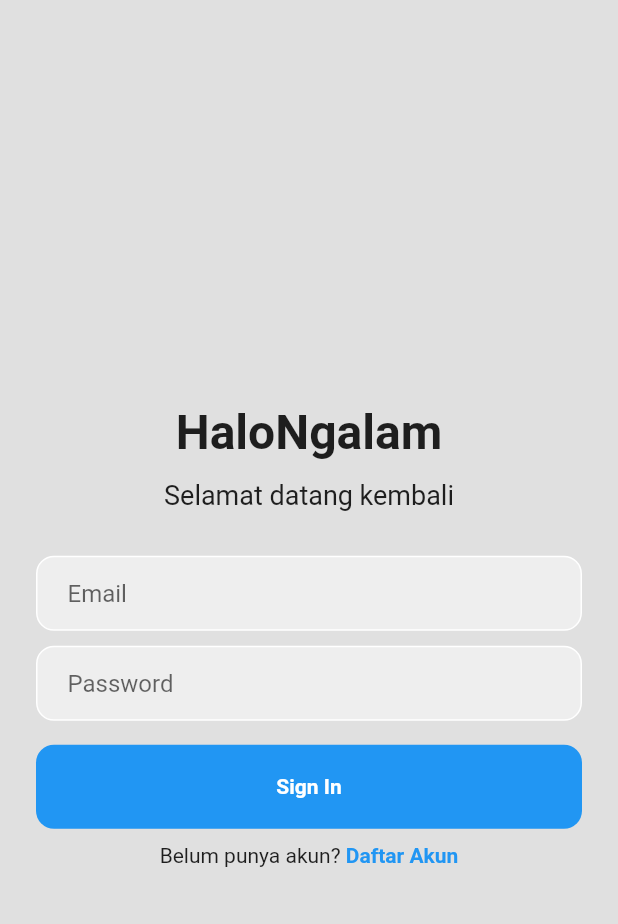
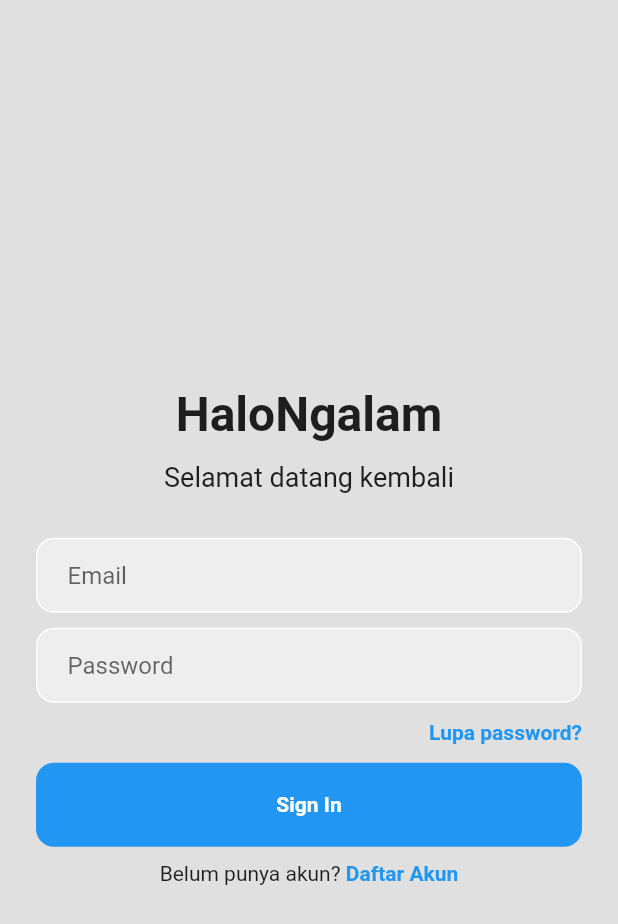
Before and after one commit to serlysetyani/tubes-abp-2, a Flutter app: the screen it shows after launch, on a phone screen of 412 x 824 dp. Shown: the top 924 px of the screen. Run offline on Flutter 3.47's test engine with Material 2 defaults, Android fonts, the phone set to English and light mode, and no system bars; our stand-ins replace firebase_auth, firebase_core; accounts and stored records are empty.

Commit message:
Initial Commit

```diff
--- /dev/null
+++ b/lib/auth/auth_page.dart
@@ -0,0 +1,30 @@
+import 'package:flutter/material.dart';
+import 'package:ngalamblog_flutetr/pages/login_page.dart';
+
+import '../pages/register_page.dart';
+
+class AuthPage extends StatefulWidget {
+  const AuthPage({Key? key}) : super(key: key);
+
+  @override
+  State<AuthPage> createState() => _AuthPageState();
+}
+
+class _AuthPageState extends State<AuthPage> {
+  bool showLoginPage = true;
+
+  void toggleScreens() {
+    setState(() {
+      showLoginPage = !showLoginPage;
+    });
+  }
+
+  @override
+  Widget build(BuildContext context) {
+    if (showLoginPage) {
+      return LoginPage(showRegisterPage: toggleScreens);
+    } else {
+      return RegisterPage(showLoginPage: toggleScreens);
+    }
+  }
+}
--- a/lib/main_page.dart
+++ b/lib/auth/main_page.dart
@@ -1,9 +1,8 @@
 import 'package:firebase_auth/firebase_auth.dart';
 import 'package:flutter/material.dart';
-import 'package:firebase_auth/firebase_auth.dart';
+import 'package:ngalamblog_flutetr/auth/auth_page.dart';
 
-import 'home_page.dart';
-import 'login_page.dart';
+import '../pages/home_page.dart';
 
 class MainPage extends StatelessWidget {
   const MainPage({Key? key}) : super(key: key);
@@ -17,7 +16,7 @@ class MainPage extends StatelessWidget {
           if (snapshot.hasData) {
             return HomePage();
           } else {
-            return LoginPage();
+            return AuthPage();
           }
         },
       ),
--- a/lib/main.dart
+++ b/lib/main.dart
@@ -3,7 +3,7 @@
 import 'package:flutter/material.dart';
 import 'package:firebase_core/firebase_core.dart';
 
-import 'package:ngalamblog_flutetr/main_page.dart';
+import 'package:ngalamblog_flutetr/auth/main_page.dart';
 
 void main() async {
   WidgetsFlutterBinding.ensureInitialized();
--- /dev/null
+++ b/lib/pages/login_page.dart
@@ -0,0 +1,171 @@
+// ignore_for_file: prefer_const_literals_to_create_immutables, prefer_const_constructors
+
+import 'package:firebase_auth/firebase_auth.dart';
+import 'package:flutter/material.dart';
+
+import '../pages/forgot_pw_page.dart';
+
+class LoginPage extends StatefulWidget {
+  final VoidCallback showRegisterPage;
+  const LoginPage({Key? key, required this.showRegisterPage}) : super(key: key);
+
+  @override
+  State<LoginPage> createState() => _LoginPageState();
+}
+
+class _LoginPageState extends State<LoginPage> {
+  // Form Controller
+  final _emailController = TextEditingController();
+  final _passwordController = TextEditingController();
+
+  Future signIn() async {
+    await FirebaseAuth.instance.signInWithEmailAndPassword(
+        email: _emailController.text.trim(),
+        password: _passwordController.text.trim());
+  }
+
+  @override
+  void dispose() {
+    _emailController.dispose();
+    _passwordController.dispose();
+    super.dispose();
+  }
+
+  @override
+  Widget build(BuildContext context) {
+    return Scaffold(
+      backgroundColor: Colors.grey[300],
+      body: SafeArea(
+        child: Center(
+          child: SingleChildScrollView(
+            child: Column(
+              mainAxisAlignment: MainAxisAlignment.center,
+              children: [
+                SizedBox(height: 24),
+                // welcome text
+                Text('HaloNgalam',
+                    style:
+                        TextStyle(fontSize: 32, fontWeight: FontWeight.bold)),
+                SizedBox(height: 12),
+                Text('Selamat datang kembali', style: TextStyle(fontSize: 18)),
+
+                // email textfield
+                SizedBox(height: 30),
+                Padding(
+                  padding: EdgeInsets.symmetric(horizontal: 24.0),
+                  child: Container(
+                    decoration: BoxDecoration(
+                      color: Colors.grey[200],
+                      border: Border.all(color: Colors.white),
+                      borderRadius: BorderRadius.circular(12),
+                    ),
+                    child: Padding(
+                      padding: const EdgeInsets.only(left: 20.0),
+                      child: TextField(
+                        controller: _emailController,
+                        decoration: InputDecoration(
+                            border: InputBorder.none, hintText: "Email"),
+                      ),
+                    ),
+                  ),
+                ),
+
+                // password textfield
+                SizedBox(height: 10),
+                Padding(
+                  padding: EdgeInsets.symmetric(horizontal: 24.0),
+                  child: Container(
+                    decoration: BoxDecoration(
+                      color: Colors.grey[200],
+                      border: Border.all(color: Colors.white),
+                      borderRadius: BorderRadius.circular(12),
+                    ),
+                    child: Padding(
+                      padding: const EdgeInsets.only(left: 20.0),
+                      child: TextField(
+                        controller: _passwordController,
+                        obscureText: true,
+                        decoration: InputDecoration(
+                            border: InputBorder.none, hintText: "Password"),
+                      ),
+                    ),
+                  ),
+                ),
+
+                // Reset password
+                SizedBox(height: 12),
+                Padding(
+                  padding: const EdgeInsets.symmetric(horizontal: 24.0),
+                  child:
+                      Row(mainAxisAlignment: MainAxisAlignment.end, children: [
+                    GestureDetector(
+                      onTap: () {
+                        Navigator.push(context,
+                            MaterialPageRoute(builder: (context) {
+                          return ForgotPasswordPage();
+                        }));
+                      },
+                      child: Text("Lupa password?",
+                          style: TextStyle(
+                            color: Colors.blue,
+                            fontWeight: FontWeight.bold,
+                            fontSize: 14,
+                          )),
+                    )
+                  ]),
+                ),
+
+                // sign in button
+                SizedBox(height: 12),
+
+                Padding(
+                  padding: EdgeInsets.symmetric(horizontal: 24.0),
+                  child: GestureDetector(
+                    onTap: signIn,
+                    child: Container(
+                      padding: EdgeInsets.all(20),
+                      decoration: BoxDecoration(
+                        color: Colors.blue,
+                        borderRadius: BorderRadius.circular(12),
+                      ),
+                      child: Center(
+                          child: Text(
+                        'Sign In',
+                        style: TextStyle(
+                          color: Colors.white,
+                          fontWeight: FontWeight.bold,
+                        ),
+                      )),
+                    ),
+                  ),
+                ),
+
+                // register text button
+                SizedBox(height: 10),
+
+                Row(
+                  mainAxisAlignment: MainAxisAlignment.center,
+                  children: [
+                    Text("Belum punya akun? ",
+                        style: TextStyle(
+                          fontSize: 14,
+                        )),
+                    GestureDetector(
+                      onTap: widget.showRegisterPage,
+                      child: Text("Daftar Akun",
+                          style: TextStyle(
+                            color: Colors.blue,
+                            fontWeight: FontWeight.bold,
+                            fontSize: 14,
+                          )),
+                    ),
+                  ],
+                ),
+              ],
+            ),
+          ),
+        ),
+      ),
+    );
+  }
+}
--- a/pubspec.yaml
+++ b/pubspec.yaml
@@ -34,6 +34,7 @@ dependencies:
   # Use with the CupertinoIcons class for iOS style icons.
   cupertino_icons: ^1.0.2
   firebase_auth: ^3.3.14
+  cloud_firestore: ^3.1.13
 
 dev_dependencies:
   flutter_test:
@@ -57,8 +58,8 @@ flutter:
   uses-material-design: true
 
   # To add assets to your application, add an assets section, like this:
-  # assets:
-  #   - images/a_dot_burr.jpeg
+  assets:
+    - assets/images/
   #   - images/a_dot_ham.jpeg
 
   # An image asset can refer to one or more resolution-specific "variants", see
```
Also changed, not shown: lib/home_page.dart (deleted, +0 -34 lines), lib/pages/addArticle_page.dart (added, +61 -0 lines), lib/pages/forgot_pw_page.dart (added, +99 -0 lines), lib/pages/home_page.dart (added, +51 -0 lines), lib/pages/homescreen.dart (added, +57 -0 lines), lib/pages/inbox_screen.dart (added, +31 -0 lines), lib/pages/profile_screen.dart (added, +74 -0 lines), lib/pages/register_page.dart (renamed from lib/login_page.dart, +54 -12 lines), assets/images/profile.jpeg (added), pubspec.lock, 2 other files.
